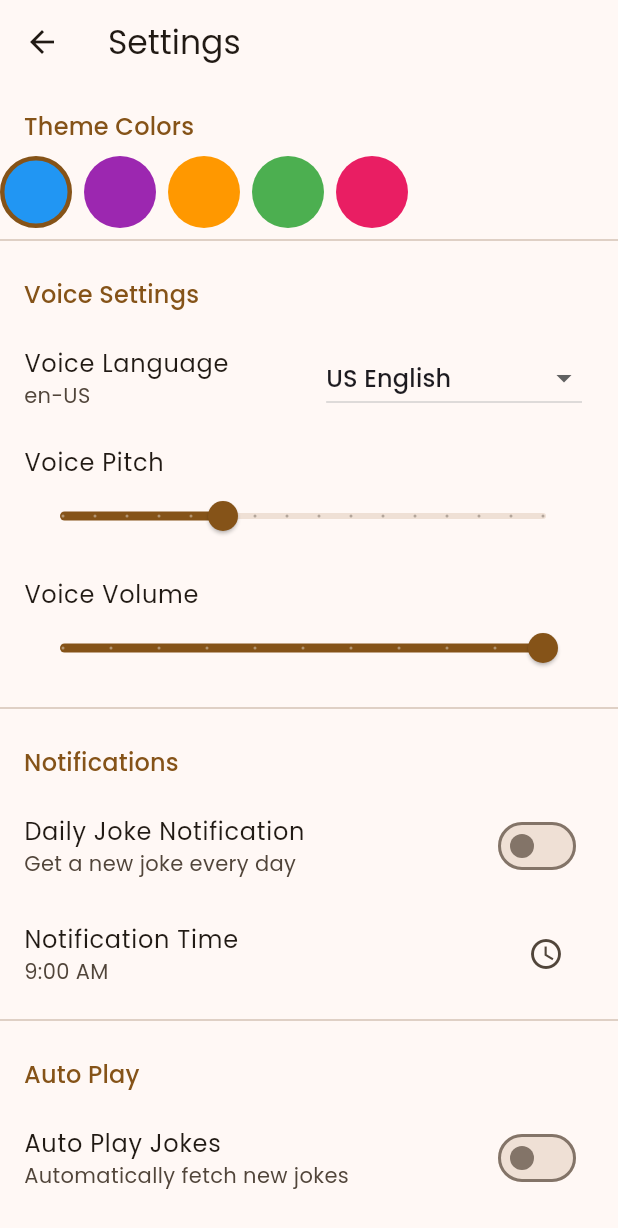
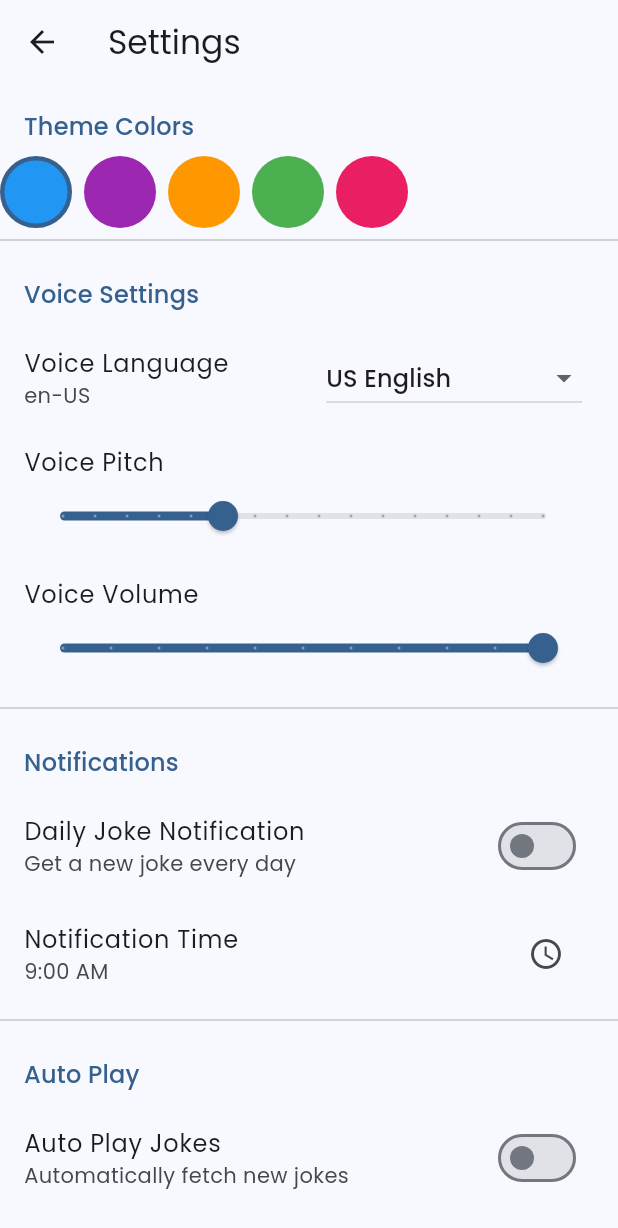
Before and after one commit to Ogunleye-Similoluwa/JestGenius, a Flutter app: the screen it shows after launch, after a tap on the "settings" icon, on a phone screen of 412 x 824 dp. Shown: the top 1228 px of the screen. Run offline on Flutter 3.47's test engine with Material 3 defaults, Android fonts, the phone set to English and light mode, and no system bars; our stand-ins replace confetti, connectivity_plus, flutter_local_notifications, flutter_tts, google_fonts, permission_handler and 3 more.

Commit message:
fixed color issue

```diff
--- a/lib/main.dart
+++ b/lib/main.dart
@@ -16,14 +16,13 @@ class JokeApp extends StatelessWidget {
       create: (_) => JokeProvider(),
       child: Consumer<JokeProvider>(
         builder: (context, jokeProvider, _) {
+          final colorScheme = jokeProvider.currentColorScheme;
+
           return MaterialApp(
             title: 'Ultimate Joke Generator',
             theme: ThemeData(
               useMaterial3: true,
-              colorScheme: ColorScheme.fromSeed(
-                seedColor: Colors.orange,
-                brightness: Brightness.light,
-              ),
+              colorScheme: colorScheme.copyWith(brightness: Brightness.light),
               textTheme: GoogleFonts.poppinsTextTheme(),
               cardTheme: CardTheme(
                 elevation: 4,
@@ -32,21 +31,10 @@ class JokeApp extends StatelessWidget {
                   borderRadius: BorderRadius.circular(16),
                 ),
               ),
-              elevatedButtonTheme: ElevatedButtonThemeData(
-                style: ElevatedButton.styleFrom(
-                  padding: EdgeInsets.symmetric(horizontal: 32, vertical: 16),
-                  shape: RoundedRectangleBorder(
-                    borderRadius: BorderRadius.circular(30),
-                  ),
-                ),
-              ),
             ),
             darkTheme: ThemeData(
               useMaterial3: true,
-              colorScheme: ColorScheme.fromSeed(
-                seedColor: Colors.orange,
-                brightness: Brightness.dark,
-              ),
+              colorScheme: colorScheme.copyWith(brightness: Brightness.dark),
               textTheme: GoogleFonts.poppinsTextTheme(ThemeData.dark().textTheme),
               cardTheme: CardTheme(
                 elevation: 4,
--- a/lib/view/joke_page.dart
+++ b/lib/view/joke_page.dart
@@ -315,7 +315,7 @@ class JokeCard extends StatelessWidget {
                   ),
                 ),
               SizedBox(height: 24),
-              if (joke.setup != null) ...[
+              if (joke.setup != null && joke.punchline != null) ...[
                 Text(
                   joke.setup!,
                   style: Theme.of(context).textTheme.titleLarge?.copyWith(
```
